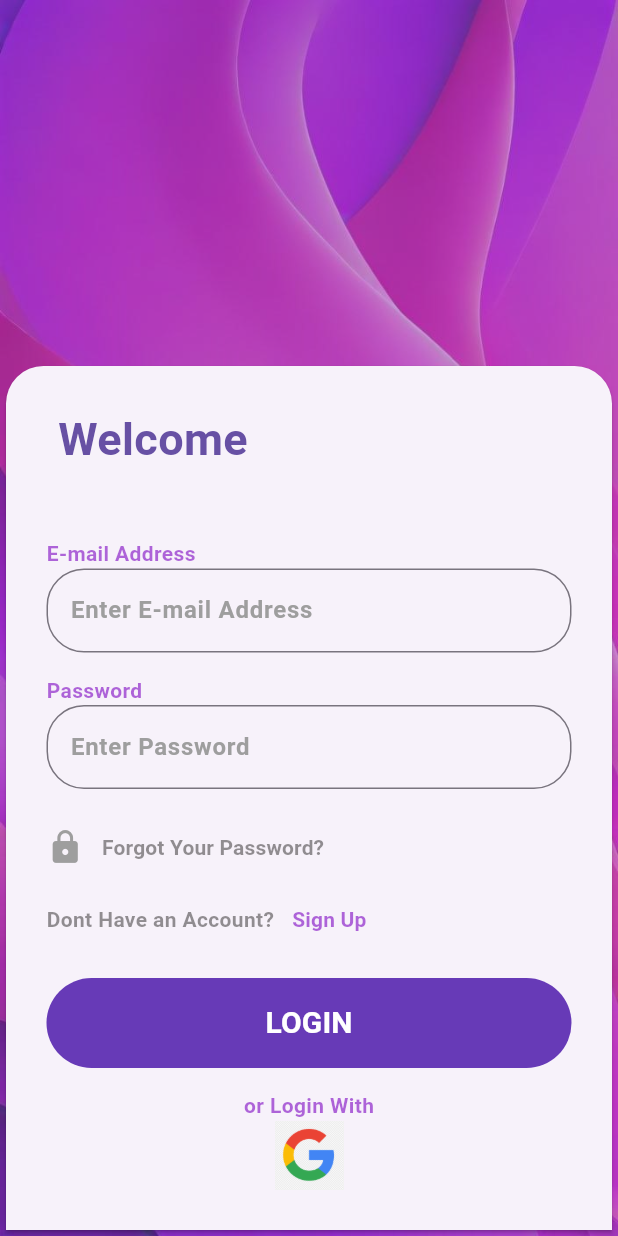
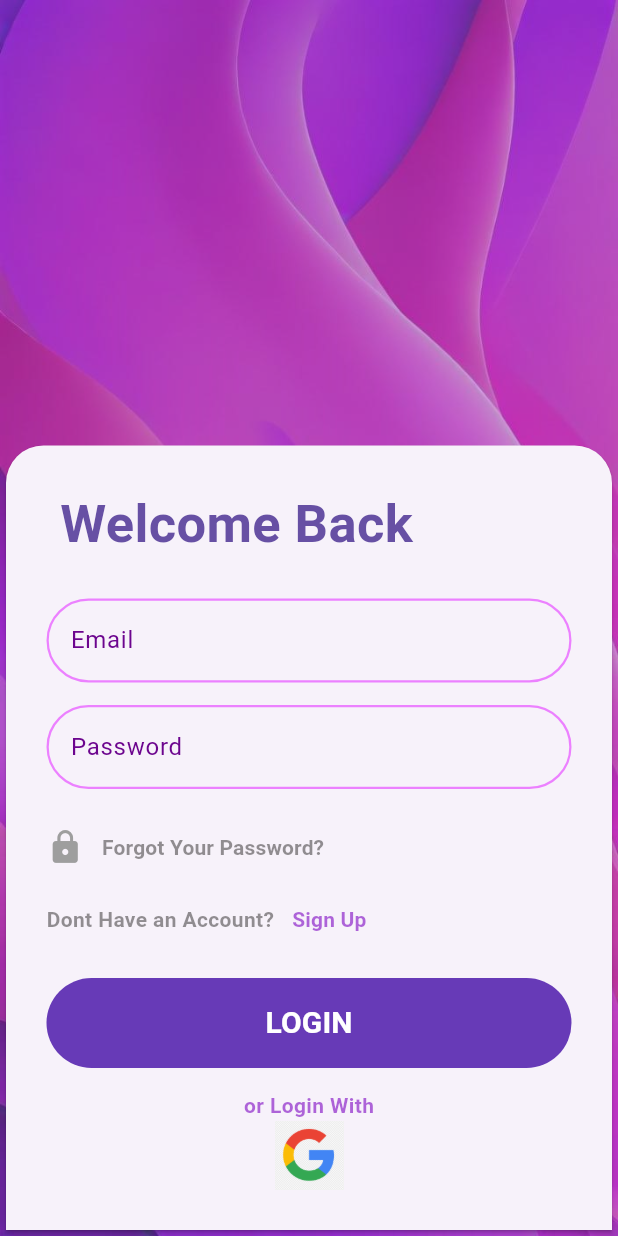
Before and after one commit to CybDot/FrontEnd, a Flutter app: the screen it shows after launch, after a tap on "LOGIN", on a phone screen of 412 x 824 dp. Run offline on Flutter 3.47's test engine with Material 3 defaults, Android fonts, the phone set to English and light mode, and no system bars; network calls fail; Roboto replaces fonts that are missing (Abrilfat, ChelaOne).

Commit message:
adding custom font and textFeild

```diff
--- a/lib/login.dart
+++ b/lib/login.dart
@@ -1,4 +1,4 @@
-// ignore_for_file: file_names, prefer_const_constructors, unused_element, depend_on_referenced_packages
+// ignore_for_file: file_names, prefer_const_constructors, unused_element, depend_on_referenced_packages, non_constant_identifier_names
 
 import 'package:flutter/material.dart';
 import 'package:velnoteproj/signup.dart';
@@ -15,7 +15,8 @@ class MyLogIn extends StatefulWidget {
 class _MyLogInState extends State<MyLogIn> {
   Future<void> login(
       dynamic emailController, dynamic passwordController) async {
-    final url = Uri.parse(''); // Replace with your API endpoint
+    final url = Uri.parse(
+        'https://4811-150-107-106-22.ngrok-free.app/api/login/'); // Replace with your API endpoint
 
     try {
       final response = await http.post(
@@ -47,7 +48,6 @@ class _MyLogInState extends State<MyLogIn> {
   TextEditingController passwordCotroller = TextEditingController();
   bool rememberUser = false;
 
-  get children => null;
   @override
   Widget build(BuildContext context) {
     myColor = Theme.of(context).primaryColor;
@@ -110,19 +110,23 @@ class _MyLogInState extends State<MyLogIn> {
       crossAxisAlignment: CrossAxisAlignment.start,
       children: [
         Text(
-          ' Welcome',
+          ' Welcome Back',
           style: TextStyle(
-            fontSize: 30,
+            fontSize: 35,
+            fontFamily: 'ChelaOne',
             fontWeight: FontWeight.w600,
             color: myColor,
           ),
         ),
-        const SizedBox(height: 45),
-        _makeGreyText('E-mail Address', TextStyle(fontSize: 30)),
-        _buildInputFeild(emailCotroller),
+
+        const SizedBox(height: 25),
+
+        //email
+        _EmailTextFeild(),
         const SizedBox(height: 15),
-        _makeGreyText('Password', TextStyle(fontSize: 15)),
-        _buildInputFeild(passwordCotroller, isPassword: true),
+
+        //password
+        _passwordTextField(),
         const SizedBox(height: 15),
         _buildRememberForget(),
         _buildSignUpConnector(),
@@ -154,24 +158,57 @@ class _MyLogInState extends State<MyLogIn> {
     );
   }
 
-  Widget _buildInputFeild(TextEditingController controller,
+  Widget _EmailTextFeild() {
+    return TextField(
+      controller: emailCotroller,
+      decoration: InputDecoration(
+        labelText: 'Email',
+        labelStyle: TextStyle(
+            color: Color.fromARGB(255, 108, 5, 142), fontFamily: 'Abrilfat'),
+        border: OutlineInputBorder(
+          borderRadius: BorderRadius.circular(30.0),
+        ),
+        focusedBorder: OutlineInputBorder(
+          borderSide: BorderSide(
+              color: const Color.fromARGB(255, 169, 23, 247), width: 2.0),
+          borderRadius: BorderRadius.circular(30.0),
+        ),
+        enabledBorder: OutlineInputBorder(
+          borderSide: BorderSide(
+              color: const Color.fromARGB(255, 236, 129, 255), width: 1.5),
+          borderRadius: BorderRadius.circular(30.0),
+        ),
+      ),
+      keyboardType: TextInputType.emailAddress,
+      style: TextStyle(
+          color: const Color.fromARGB(255, 56, 2, 92), fontFamily: 'Abrilfat'),
+    );
+  }
 
-// create a texteditingcontroller where text can be written in a box
-      {isPassword = false}) {
+  Widget _passwordTextField() {
     return TextField(
-        controller: controller,
-        obscureText: isPassword,
-        // make hint text in box grey and lighter shade
+        controller: passwordCotroller,
+        decoration: InputDecoration(
+          labelText: 'Password',
+          labelStyle: TextStyle(
+              color: const Color.fromARGB(255, 108, 5, 142),
+              fontFamily: 'Abrilfat'),
+          border: OutlineInputBorder(
+            borderRadius: BorderRadius.circular(30.0),
+          ),
+          focusedBorder: OutlineInputBorder(
+            borderSide: BorderSide(
+                color: const Color.fromARGB(255, 169, 23, 247), width: 2.0),
+            borderRadius: BorderRadius.circular(30.0),
+          ),
+          enabledBorder: OutlineInputBorder(
+            borderSide: BorderSide(
+                color: const Color.fromARGB(255, 236, 129, 255), width: 1.5),
+            borderRadius: BorderRadius.circular(30.0),
+          ),
+        ),
         style: TextStyle(
-            color: const Color.fromARGB(255, 14, 13, 14),
-            fontWeight: FontWeight.w700),
-        decoration: InputDecoration(
-          hintStyle: TextStyle(color: Colors.grey),
-          hintText: isPassword ? 'Enter Password' : 'Enter E-mail Address',
-          border: OutlineInputBorder(
-              borderRadius: BorderRadius.circular(25),
-              borderSide: BorderSide(color: Colors.grey)),
-        ));
+            color: Color.fromARGB(255, 56, 2, 92), fontFamily: 'Abrilfat'));
   }
 
   Widget _buildRememberForget() {
```
